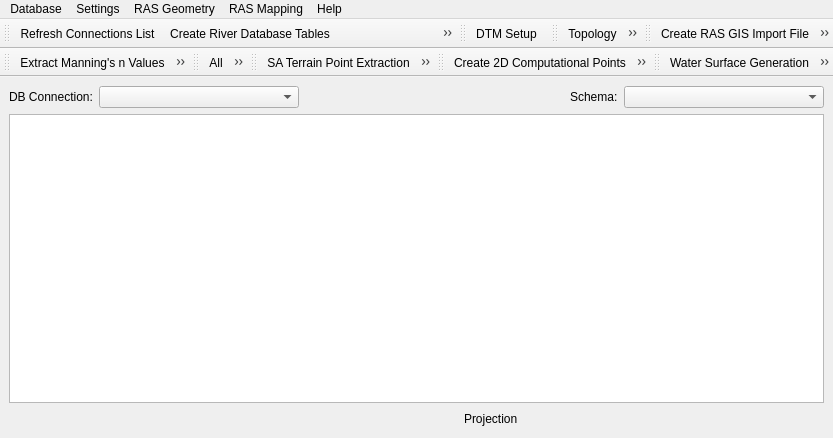
Above: rivergis/ui/ui_rivergis.ui from erpas/rgis before the change. Below: the same form after it.
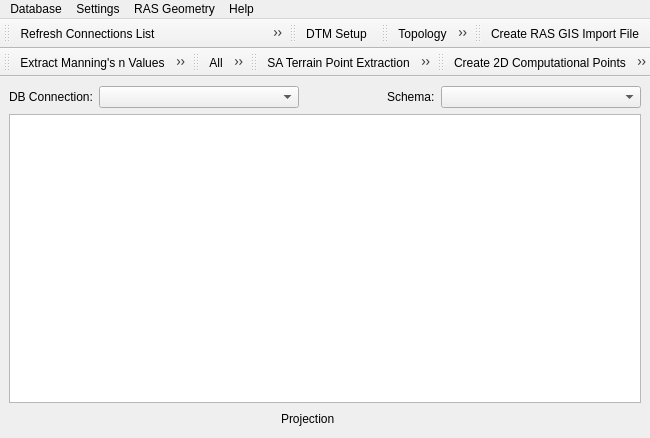
That is the form after the change. Icons and pictures are not drawn. Custom widgets are drawn as their Qt base class.

Commit message: removed all mapping functions (see `mapping` branch) removed rivergis0

```diff
--- a/rivergis/ui/ui_rivergis.ui
+++ b/rivergis/ui/ui_rivergis.ui
@@ -142,15 +142,6 @@
     <addaction name="actionWebsite"/>
     <addaction name="actionAbout"/>
    </widget>
-   <widget class="QMenu" name="menuRASMapping">
-    <property name="title">
-     <string>RAS Mapping</string>
-    </property>
-    <addaction name="actionRASImportRasData"/>
-    <addaction name="separator"/>
-    <addaction name="actionRASWaterSurfaceGeneration"/>
-    <addaction name="actionRASFloodplainDelineation"/>
-   </widget>
    <widget class="QMenu" name="menu_Geometry">
     <property name="title">
      <string>RAS Geometry</string>
@@ -299,7 +290,6 @@
    <addaction name="menuDB"/>
    <addaction name="menuSettings"/>
    <addaction name="menu_Geometry"/>
-   <addaction name="menuRASMapping"/>
    <addaction name="menuHelp"/>
   </widget>
   <widget class="QToolBar" name="dbToolBar">
@@ -360,7 +350,6 @@
     <bool>false</bool>
    </attribute>
    <addaction name="actionRASCreateRASGISImport"/>
-   <addaction name="actionRASImportRasData"/>
   </widget>
   <widget class="QToolBar" name="rasOptGeomToolBar">
    <property name="windowTitle">
@@ -420,19 +409,6 @@
    <addaction name="actionRASPreview2DMesh"/>
    <addaction name="actionRASSave2DPointsToHECRASGeometry"/>
   </widget>
-  <widget class="QToolBar" name="rasMappingToolBar">
-   <property name="windowTitle">
-    <string>toolBar</string>
-   </property>
-   <attribute name="toolBarArea">
-    <enum>TopToolBarArea</enum>
-   </attribute>
-   <attribute name="toolBarBreak">
-    <bool>false</bool>
-   </attribute>
-   <addaction name="actionRASWaterSurfaceGeneration"/>
-   <addaction name="actionRASFloodplainDelineation"/>
-  </widget>
   <action name="actionCreate2dAreaPerimeter">
    <property name="icon">
     <iconset>
```
Left out of the diff: 2 changed lines with no effect on the pictures. The commit also changes 124 other files.
